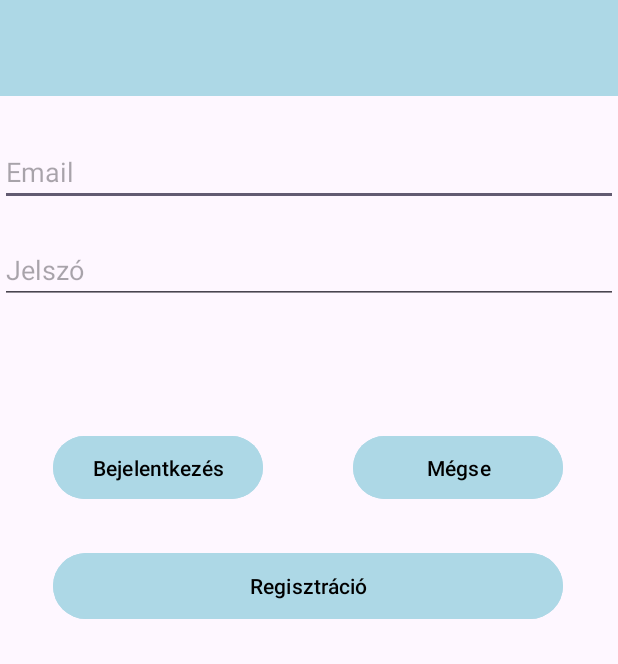
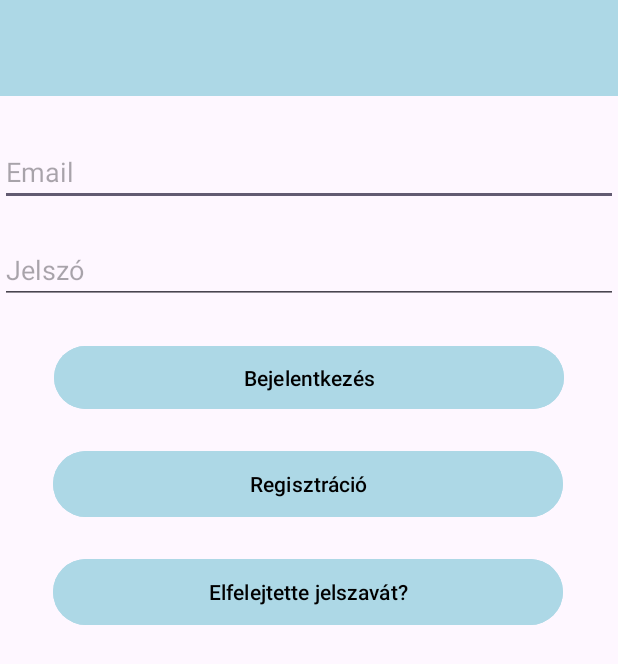
Before and after one commit to toterik/TomegKozlekedes, an Android app: the LoginActivity screen opened directly, with no data from a screen before it, on a phone screen of 412 x 824 dp. Shown: the top 664 px of the screen. Run offline under Robolectric (Android 15) with nearby library versions, the phone set to English and light mode, and no system bars; our stand-ins replace Firebase (no records; nobody signed in at launch, a user with empty details on screens opened directly).

Commit message:
Elfelejtett jelszó implementálása

```diff
--- a/app/src/main/AndroidManifest.xml
+++ b/app/src/main/AndroidManifest.xml
@@ -12,6 +12,9 @@
         android:supportsRtl="true"
         android:theme="@style/Theme.TomegKozlekedesJelento"
         tools:targetApi="31">
+        <activity
+            android:name=".ForgotPasswordActivity"
+            android:exported="false" />
         <activity
             android:name=".LoginActivity"
             android:exported="false" />
--- a/app/src/main/java/szakdolgozat/tomegkozlekedesjelento/LoginActivity.java
+++ b/app/src/main/java/szakdolgozat/tomegkozlekedesjelento/LoginActivity.java
@@ -11,20 +11,24 @@ import android.widget.Button;
 import android.widget.EditText;
 import android.widget.Toast;
 
+import com.google.android.gms.tasks.OnCompleteListener;
 import com.google.android.gms.tasks.OnFailureListener;
 import com.google.android.gms.tasks.OnSuccessListener;
-import com.google.firebase.Firebase;
+
+import com.google.android.gms.tasks.Task;
 import com.google.firebase.auth.FirebaseAuth;
 import com.google.firebase.auth.FirebaseUser;
 
 
 public class LoginActivity extends AppCompatActivity
 {
-    FirebaseUser user;
-    FirebaseAuth mAuth;
+    private FirebaseUser user;
+    private FirebaseAuth firebaseAuth;
+    private EditText emailEditText;
+    private EditText passwordEditText;
     protected void onCreate(Bundle savedInstanceState)
     {
-        mAuth = FirebaseAuth.getInstance();
+        firebaseAuth = FirebaseAuth.getInstance();
         super.onCreate(savedInstanceState);
         setContentView(R.layout.activity_login);
 
@@ -32,15 +36,15 @@ public class LoginActivity extends AppCompatActivity
         resendButton.setVisibility(View.INVISIBLE);
     }
 
-    public void cancel(View view)
+    public void forgotPasswordActivity(View view)
     {
-        Intent intent = new Intent(this, MainActivity.class);
+        Intent intent = new Intent(this, ForgotPasswordActivity.class);
         startActivity(intent);
     }
     public void login(View view)
     {
-        EditText emailEditText = findViewById(R.id.email);
-        EditText passwordEditText = findViewById(R.id.password);
+        emailEditText = findViewById(R.id.email);
+        passwordEditText = findViewById(R.id.password);
         String email = emailEditText.getText().toString();
         String password = passwordEditText.getText().toString();
 
@@ -51,11 +55,11 @@ public class LoginActivity extends AppCompatActivity
             return;
         }
 
-        mAuth.signInWithEmailAndPassword(email, password).addOnCompleteListener(this, task ->
+        firebaseAuth.signInWithEmailAndPassword(email, password).addOnCompleteListener(this, task ->
         {
             if (task.isSuccessful())
             {
-                user = mAuth.getCurrentUser();
+                user = firebaseAuth.getCurrentUser();
                 if (user.isEmailVerified())
                 {
                     Toast.makeText(LoginActivity.this, "Authentication successful.", Toast.LENGTH_SHORT).show();
@@ -78,14 +82,13 @@ public class LoginActivity extends AppCompatActivity
             }
         });
     }
-    public void registration(View view)
+    public void registrationActivity(View view)
     {
         Intent intent = new Intent(this, RegistrationActivity.class);
         startActivity(intent);
     }
     public void resendVerificationEmail(View view)
     {
-
         user.sendEmailVerification().addOnSuccessListener(new OnSuccessListener<Void>()
         {
             @Override
--- a/app/src/main/res/layout/activity_login.xml
+++ b/app/src/main/res/layout/activity_login.xml
@@ -45,33 +45,15 @@
 
         <Button
             android:id="@+id/loginButton"
-            android:layout_width="140dp"
+            android:layout_width="340dp"
             android:layout_height="50dp"
-            android:layout_marginTop="84dp"
+            android:layout_marginTop="24dp"
             android:backgroundTint="@color/lightblue"
             android:onClick="login"
             android:text="@string/login"
             android:textColor="@color/black"
             app:layout_constraintEnd_toEndOf="parent"
-            app:layout_constraintHorizontal_bias="0.0"
-            app:layout_constraintStart_toStartOf="@+id/registration"
-            app:layout_constraintTop_toBottomOf="@id/password"
-            app:layout_constraintWidth_percent="0.45" />
-
-        <Button
-            android:id="@+id/cancel_button"
-            android:layout_width="140dp"
-            android:layout_height="50dp"
-            android:layout_marginStart="7dp"
-            android:layout_marginTop="84dp"
-            android:backgroundTint="@color/lightblue"
-            android:onClick="cancel"
-            android:text="@string/cancel"
-            android:textColor="@color/black"
-            app:layout_constraintEnd_toEndOf="@+id/registration"
-            app:layout_constraintHorizontal_bias="1.0"
-
-            app:layout_constraintStart_toEndOf="@id/loginButton"
+            app:layout_constraintStart_toStartOf="parent"
             app:layout_constraintTop_toBottomOf="@id/password"
             app:layout_constraintWidth_percent="0.45" />
 
@@ -79,9 +61,9 @@
             android:id="@+id/registration"
             android:layout_width="340dp"
             android:layout_height="52dp"
-            android:layout_marginTop="28dp"
+            android:layout_marginTop="20dp"
             android:backgroundTint="@color/lightblue"
-            android:onClick="registration"
+            android:onClick="registrationActivity"
             android:text="@string/register"
             android:textColor="@color/black"
             app:layout_constraintEnd_toEndOf="parent"
@@ -89,18 +71,34 @@
             app:layout_constraintStart_toStartOf="parent"
             app:layout_constraintTop_toBottomOf="@+id/loginButton" />
 
+
+        <Button
+            android:id="@+id/forgotPassword"
+            android:layout_width="340dp"
+            android:layout_height="52dp"
+            android:layout_marginTop="20dp"
+            android:backgroundTint="@color/lightblue"
+            android:onClick="forgotPasswordActivity"
+            android:text="@string/forgot_password"
+            android:textColor="@color/black"
+            app:layout_constraintEnd_toEndOf="parent"
+            app:layout_constraintHorizontal_bias="0.492"
+            app:layout_constraintStart_toStartOf="parent"
+            app:layout_constraintTop_toBottomOf="@+id/registration" />
+
+
         <Button
             android:id="@+id/resendVerificationEmail"
             android:layout_width="wrap_content"
             android:layout_height="wrap_content"
-            android:layout_marginTop="28dp"
             android:onClick="resendVerificationEmail"
             android:text="@string/resend_verification_email"
             app:layout_constraintBottom_toBottomOf="parent"
             app:layout_constraintEnd_toEndOf="parent"
+            app:layout_constraintTop_toBottomOf="@+id/forgotPassword"
             app:layout_constraintStart_toStartOf="parent"
-            app:layout_constraintTop_toBottomOf="@+id/registration"
             tools:visibility="invisible" />
+
 
 
     </androidx.constraintlayout.widget.ConstraintLayout>
--- a/app/src/main/res/values/strings.xml
+++ b/app/src/main/res/values/strings.xml
@@ -16,4 +16,8 @@
     <string name="delete">Törlés</string>
     <string name="passwdagain">Jelszó megerősítése</string>
     <string name="resend_verification_email">Resend Verification Email</string>
+    <string name="forgot_password">Elfelejtette jelszavát?</string>
+    <string name="resend_password">Resend Password</string>
+    <string name="resend_email_text">Enter your email associated with your account to change your password</string>
+    <string name="find_your_account">Find Your account</string>
 </resources>
```
Also changed, not shown: app/src/main/java/szakdolgozat/tomegkozlekedesjelento/ForgotPasswordActivity.java (added, +61 -0 lines), app/src/main/res/layout/activity_forgot_password.xml (added, +62 -0 lines).
